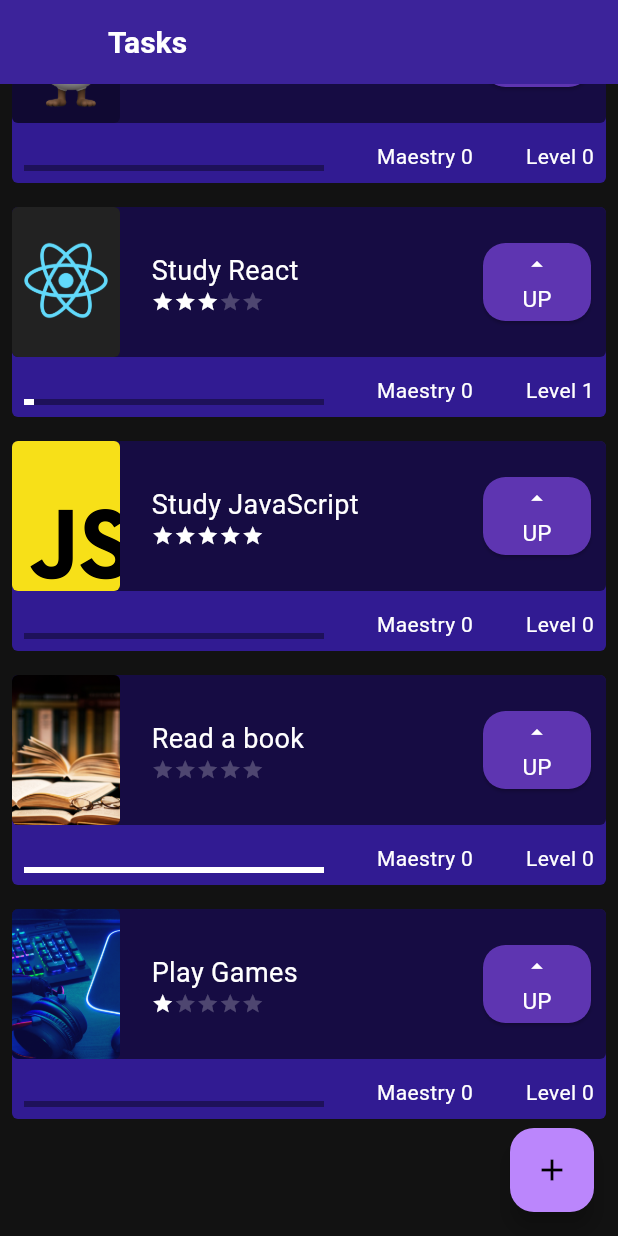
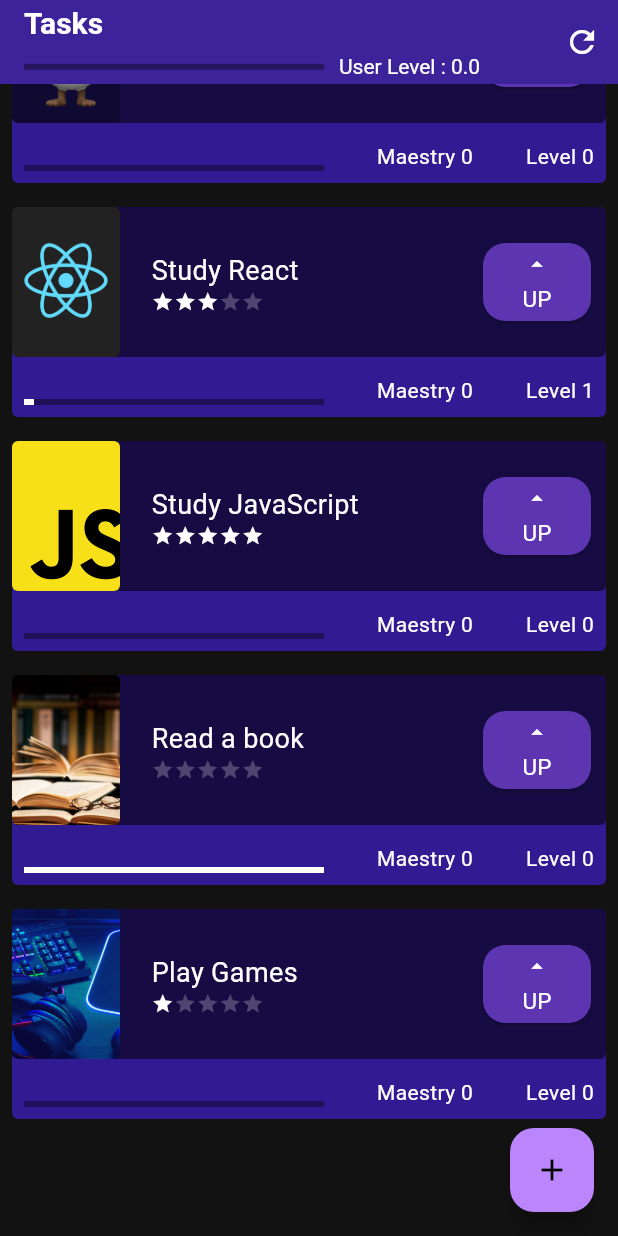
Before and after one commit to gabguedes/task_app_flutter, a Flutter app: the screen it shows after launch, scrolled down 82 dp, after a tap on "UP", on a phone screen of 412 x 824 dp. Run offline on Flutter 3.47's test engine with Material 3 defaults, Android fonts, the phone set to English and light mode, and no system bars.

Commit message:
add user level bar

```diff
--- a/lib/components/task.dart
+++ b/lib/components/task.dart
@@ -1,5 +1,6 @@
 import 'package:flutter/material.dart';
 import 'package:primeiro_projeto_alura/components/difficulty.dart';
+import 'package:primeiro_projeto_alura/data/task_inherited.dart';
 
 class Task extends StatefulWidget {
   final String text;
@@ -97,9 +98,15 @@ class _TaskState extends State<Task> {
                       child: assetOrNetwork() ? Image.asset(
                         widget.image,
                         fit: BoxFit.cover,
+                        errorBuilder: (context, error, stackTrace) {
+                          return Image.asset('assets/images/nophoto.png');
+                        },
                       ) : Image.network(
                         widget.image,
                         fit: BoxFit.cover,
+                        errorBuilder: (context, error, stackTrace) {
+                          return Image.asset('assets/images/nophoto.png');
+                        },
                       ),
                     ),
                   ),
@@ -129,6 +136,9 @@ class _TaskState extends State<Task> {
                     child: ElevatedButton(
                       onPressed: () {
                         setState(() {
+
+                          TaskInherited.of(context).incrementLevel(widget.difficulty);
+
                           double value = widget.difficulty > 0
                               ? (widget.level / widget.difficulty) / 10
                               : 1;
--- a/lib/data/task_inherited.dart
+++ b/lib/data/task_inherited.dart
@@ -35,8 +35,32 @@ class TaskInherited extends InheritedWidget {
     ),
   ];
 
+  double userLevel = 0;
+
   void newTask(String taskName, String image, int difficulty){
     taskList.add(Task(text: taskName, image: image, difficulty: difficulty));
+  }
+
+  void incrementLevel(int difficulty){
+   switch(difficulty){
+     case 0:
+       break;
+     case 1:
+       userLevel += 1;
+       break;
+     case 2:
+       userLevel += 2;
+       break;
+     case 3:
+       userLevel += 3;
+       break;
+     case 4:
+       userLevel += 4;
+       break;
+     case 5:
+       userLevel += 5;
+       break;
+   }
   }
 
   static TaskInherited of(BuildContext context) {
@@ -46,7 +70,7 @@ class TaskInherited extends InheritedWidget {
   }
 
   @override
-  bool updateShouldNotify(TaskInherited old) {
-    return old.taskList.length != taskList.length;
+  bool updateShouldNotify(TaskInherited oldWidget) {
+    return oldWidget.taskList.length != taskList.length;
   }
 }
--- a/lib/screens/home_screen.dart
+++ b/lib/screens/home_screen.dart
@@ -1,5 +1,4 @@
 import 'package:flutter/material.dart';
-import 'package:primeiro_projeto_alura/components/task.dart';
 import 'package:primeiro_projeto_alura/data/task_inherited.dart';
 import 'package:primeiro_projeto_alura/screens/form_screen.dart';
 
@@ -11,18 +10,55 @@ class HomeScreen extends StatefulWidget {
 }
 
 class _HomeScreenState extends State<HomeScreen> {
+
   @override
   Widget build(BuildContext context) {
     return Scaffold(
       appBar: AppBar(
-        leading: Container(),
-        title: const Text(
-          'Tasks',
+        title: Column(
+          crossAxisAlignment: CrossAxisAlignment.start,
+          children: [
+            const Text('Tasks'),
+            const SizedBox(height: 10,),
+            Row(
+              mainAxisAlignment: MainAxisAlignment.start,
+              children: [
+                SizedBox(
+                  width: 200,
+                  child: LinearProgressIndicator(
+                    value: (TaskInherited.of(context).userLevel)/1000,
+                    color: Colors.white,
+                    backgroundColor: Colors.black38,
+                  ),
+                ),
+                const SizedBox(width: 10),
+                Text(
+                  'User Level : ${(TaskInherited.of(context).userLevel)/10}',
+                  style: const TextStyle(
+                      fontSize: 14,
+                      fontWeight: FontWeight.w400
+                  ),
+                ),
+              ],
+            ),
+          ],
         ),
+        actions: <Widget>[
+          IconButton(onPressed: () {
+            setState(() {
+              print(TaskInherited.of(context).userLevel);
+            });
+            },
+            icon: const Icon(Icons.refresh),
+            tooltip: 'Refresh Level',
+          ),
+        ],
       ),
       body: ListView(
         padding: const EdgeInsets.only(bottom: 70),
-        children: TaskInherited.of(context).taskList,
+        children: TaskInherited
+            .of(context)
+            .taskList,
       ),
       floatingActionButton: FloatingActionButton(
         onPressed: () {
```
